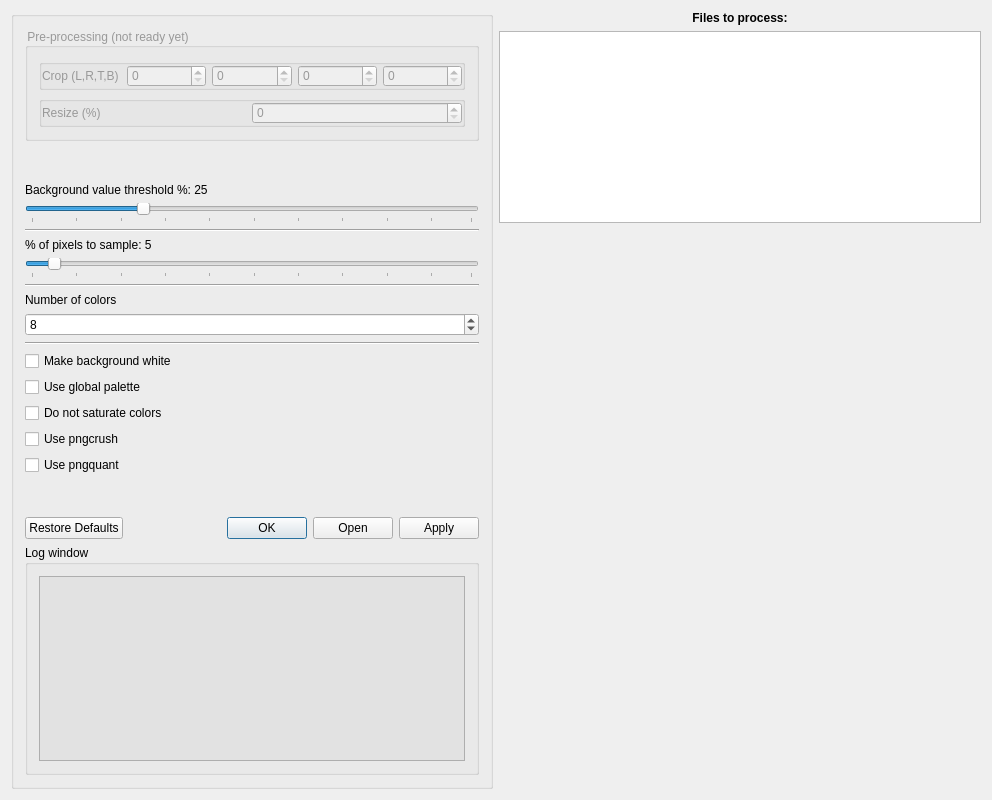
Above: noteshrinkdialog.ui from clapautius/noteshrink-qt before the change. Below: the same form after it.
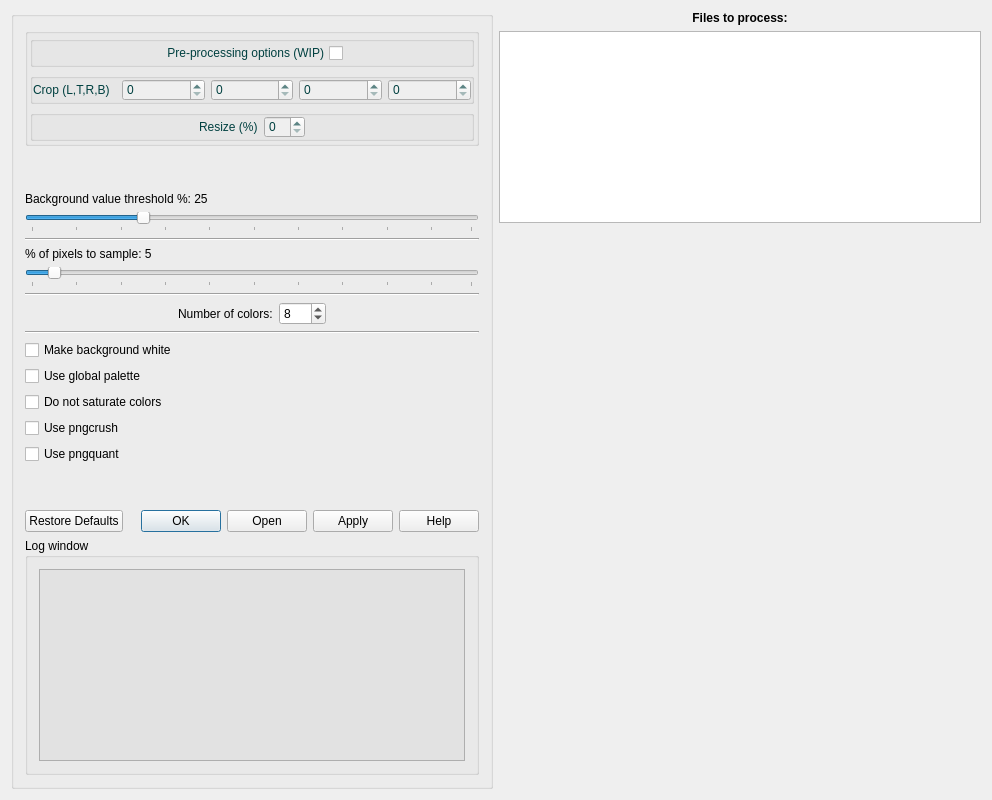
That is the form after the change.

Commit message: Change GUI layout. Add 'About' button.

```diff
--- a/noteshrinkdialog.ui
+++ b/noteshrinkdialog.ui
@@ -22,21 +22,109 @@
      <layout class="QVBoxLayout" name="verticalLayout_3">
       <item>
        <widget class="QGroupBox" name="groupBox_3">
+        <property name="enabled">
+         <bool>true</bool>
+        </property>
         <property name="toolTipDuration">
          <number>-1</number>
         </property>
         <property name="styleSheet">
-         <string notr="true">color: #999;</string>
+         <string notr="true">color: #004040;</string>
         </property>
         <property name="title">
-         <string>Pre-processing (not ready yet)</string>
+         <string/>
         </property>
         <property name="flat">
          <bool>false</bool>
         </property>
         <layout class="QVBoxLayout" name="verticalLayout_6">
+         <property name="leftMargin">
+          <number>2</number>
+         </property>
+         <property name="topMargin">
+          <number>2</number>
+         </property>
+         <property name="rightMargin">
+          <number>2</number>
+         </property>
+         <property name="bottomMargin">
+          <number>2</number>
+         </property>
+         <item>
+          <widget class="QGroupBox" name="groupBox_6">
+           <property name="title">
+            <string/>
+           </property>
+           <property name="flat">
+            <bool>true</bool>
+           </property>
+           <layout class="QHBoxLayout" name="horizontalLayout_9">
+            <property name="spacing">
+             <number>0</number>
+            </property>
+            <property name="leftMargin">
+             <number>0</number>
+            </property>
+            <property name="topMargin">
+             <number>0</number>
+            </property>
+            <property name="rightMargin">
+             <number>0</number>
+            </property>
+            <property name="bottomMargin">
+             <number>0</number>
+            </property>
+            <item>
+             <layout class="QHBoxLayout" name="horizontalLayout_8">
+              <property name="spacing">
+               <number>0</number>
+              </property>
+              <item>
+               <spacer name="horizontalSpacer_5">
+                <property name="orientation">
+                 <enum>Qt::Horizontal</enum>
+                </property>
+                <property name="sizeHint" stdset="0">
+                 <size>
+                  <width>40</width>
+                  <height>20</height>
+                 </size>
+                </property>
+               </spacer>
+              </item>
+              <item>
+               <widget class="QCheckBox" name="checkBox">
+                <property name="layoutDirection">
+                 <enum>Qt::RightToLeft</enum>
+                </property>
+                <property name="text">
+                 <string>Pre-processing options (WIP)</string>
+                </property>
+               </widget>
+              </item>
+              <item>
+               <spacer name="horizontalSpacer_6">
+                <property name="orientation">
+                 <enum>Qt::Horizontal</enum>
+                </property>
+                <property name="sizeHint" stdset="0">
+                 <size>
+                  <width>40</width>
+                  <height>20</height>
+                 </size>
+                </property>
+               </spacer>
+              </item>
+             </layout>
+            </item>
+           </layout>
+          </widget>
+         </item>
          <item>
           <widget class="QGroupBox" name="groupBox_4">
+           <property name="enabled">
+            <bool>false</bool>
+           </property>
            <property name="toolTip">
             <string/>
            </property>
@@ -66,11 +154,14 @@
              <layout class="QHBoxLayout" name="horizontalLayout_3">
               <item>
                <widget class="QLabel" name="label">
+                <property name="enabled">
+                 <bool>false</bool>
+                </property>
                 <property name="toolTip">
                  <string/>
                 </property>
                 <property name="text">
-                 <string>Crop (L,R,T,B)</string>
+                 <string>Crop (L,T,R,B)</string>
                 </property>
                </widget>
               </item>
@@ -112,6 +203,9 @@
          </item>
          <item>
           <widget class="QGroupBox" name="groupBox_5">
+           <property name="enabled">
+            <bool>false</bool>
+           </property>
            <property name="title">
             <string/>
            </property>
@@ -134,15 +228,28 @@
             <property name="bottomMargin">
              <number>0</number>
             </property>
-            <item>
-             <widget class="QLabel" name="label_2">
-              <property name="text">
-               <string>Resize (%)</string>
-              </property>
-             </widget>
-            </item>
             <item>
              <layout class="QHBoxLayout" name="horizontalLayout_5">
+              <item>
+               <spacer name="horizontalSpacer_3">
+                <property name="orientation">
+                 <enum>Qt::Horizontal</enum>
+                </property>
+                <property name="sizeHint" stdset="0">
+                 <size>
+                  <width>40</width>
+                  <height>20</height>
+                 </size>
+                </property>
+               </spacer>
+              </item>
+              <item>
+               <widget class="QLabel" name="label_2">
+                <property name="text">
+                 <string>Resize (%)</string>
+                </property>
+               </widget>
+              </item>
               <item>
                <widget class="QSpinBox" name="spinBox_5">
                 <property name="enabled">
@@ -150,6 +257,19 @@
                 </property>
                </widget>
               </item>
+              <item>
+               <spacer name="horizontalSpacer_4">
+                <property name="orientation">
+                 <enum>Qt::Horizontal</enum>
+                </property>
+                <property name="sizeHint" stdset="0">
+                 <size>
+                  <width>40</width>
+                  <height>20</height>
+                 </size>
+                </property>
+               </spacer>
+              </item>
              </layout>
             </item>
            </layout>
@@ -237,24 +357,54 @@
          </widget>
         </item>
         <item>
-         <widget class="QLabel" name="label_4">
-          <property name="text">
-           <string>Number of colors</string>
-          </property>
-         </widget>
-        </item>
-        <item>
-         <widget class="QSpinBox" name="m_num_colors">
-          <property name="minimum">
-           <number>1</number>
-          </property>
-          <property name="maximum">
-           <number>256</number>
-          </property>
-          <property name="value">
-           <number>8</number>
-          </property>
-         </widget>
+         <layout class="QHBoxLayout" name="horizontalLayout_7">
+          <item>
+           <spacer name="horizontalSpacer">
+            <property name="orientation">
+             <enum>Qt::Horizontal</enum>
+            </property>
+            <property name="sizeHint" stdset="0">
+             <size>
+              <width>40</width>
+              <height>20</height>
+             </size>
+            </property>
+           </spacer>
+          </item>
+          <item>
+           <widget class="QLabel" name="label_4">
+            <property name="text">
+             <string>Number of colors:</string>
+            </property>
+           </widget>
+          </item>
+          <item>
+           <widget class="QSpinBox" name="m_num_colors">
+            <property name="minimum">
+             <number>1</number>
+            </property>
+            <property name="maximum">
+             <number>256</number>
+            </property>
+            <property name="value">
+             <number>8</number>
+            </property>
+           </widget>
+          </item>
+          <item>
+           <spacer name="horizontalSpacer_2">
+            <property name="orientation">
+             <enum>Qt::Horizontal</enum>
+            </property>
+            <property name="sizeHint" stdset="0">
+             <size>
+              <width>40</width>
+              <height>20</height>
+             </size>
+            </property>
+           </spacer>
+          </item>
+         </layout>
         </item>
         <item>
          <widget class="Line" name="line_3">
@@ -314,7 +464,7 @@
         <item>
          <widget class="QDialogButtonBox" name="m_params_button_box">
           <property name="standardButtons">
-           <set>QDialogButtonBox::Apply|QDialogButtonBox::Ok|QDialogButtonBox::Open|QDialogButtonBox::RestoreDefaults</set>
+           <set>QDialogButtonBox::Apply|QDialogButtonBox::Help|QDialogButtonBox::Ok|QDialogButtonBox::Open|QDialogButtonBox::RestoreDefaults</set>
           </property>
          </widget>
         </item>
```
Left out of the diff: 3 changed lines with no effect on the pictures. The commit also changes 2 other files.
